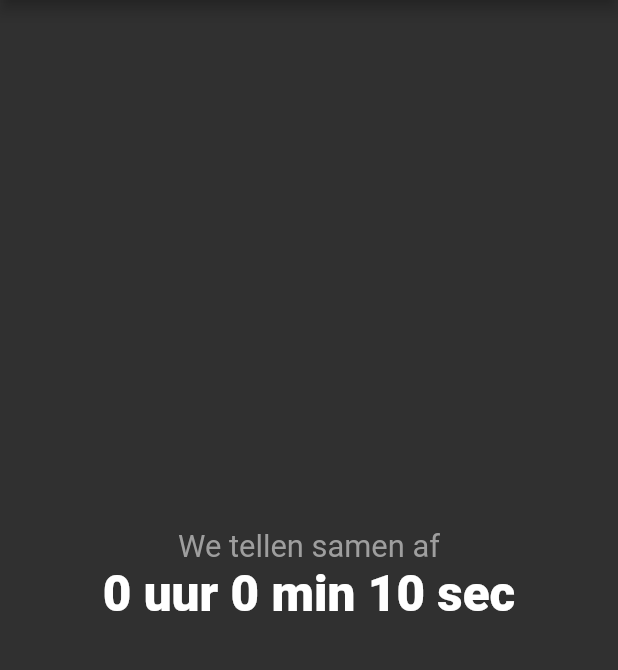
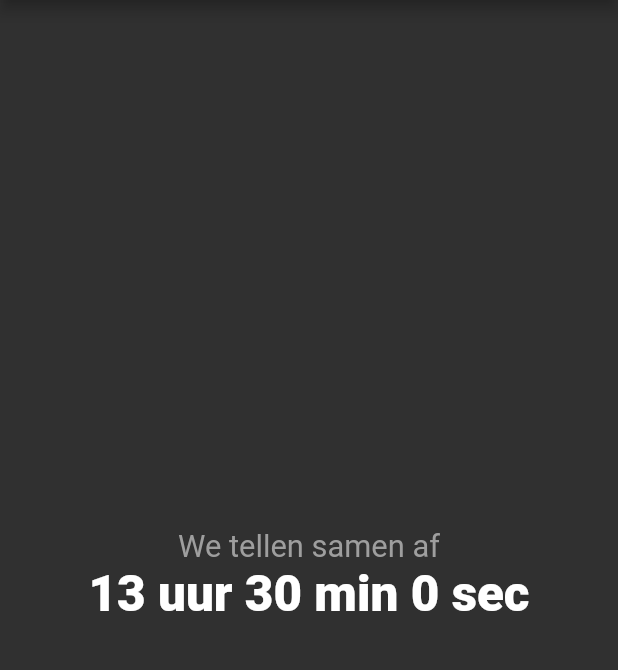
Before and after one commit to epic-unicorn/aftellen, a Flutter app: the screen it shows after launch, on a phone screen of 412 x 824 dp, the part 84-754 px from its top. Run offline on Flutter 3.47's test engine with Material 2 defaults, Android fonts, the light colour scheme and no system bars; drawn by our look-alikes of flutter_countdown_timer; our stand-ins replace vibration, youtube_player_iframe.

Commit message:
klaar zetten

```diff
--- a/lib/main.dart
+++ b/lib/main.dart
@@ -36,9 +36,9 @@ class _MyHomePageState extends State<MyHomePage> {
   void initState() {
     super.initState();
     // count down
-    // int endTime = DateTime.parse("2021-01-01 00:00:00").millisecondsSinceEpoch;
+    int endTime = DateTime.parse("2021-01-01 00:00:00").millisecondsSinceEpoch;
     // for testing
-    int endTime = DateTime.now().millisecondsSinceEpoch + 10000;
+    // int endTime = DateTime.now().millisecondsSinceEpoch + 10000;
     _countdownTimerController =
         CountdownTimerController(endTime: endTime, onEnd: onEnd);
   }
```
